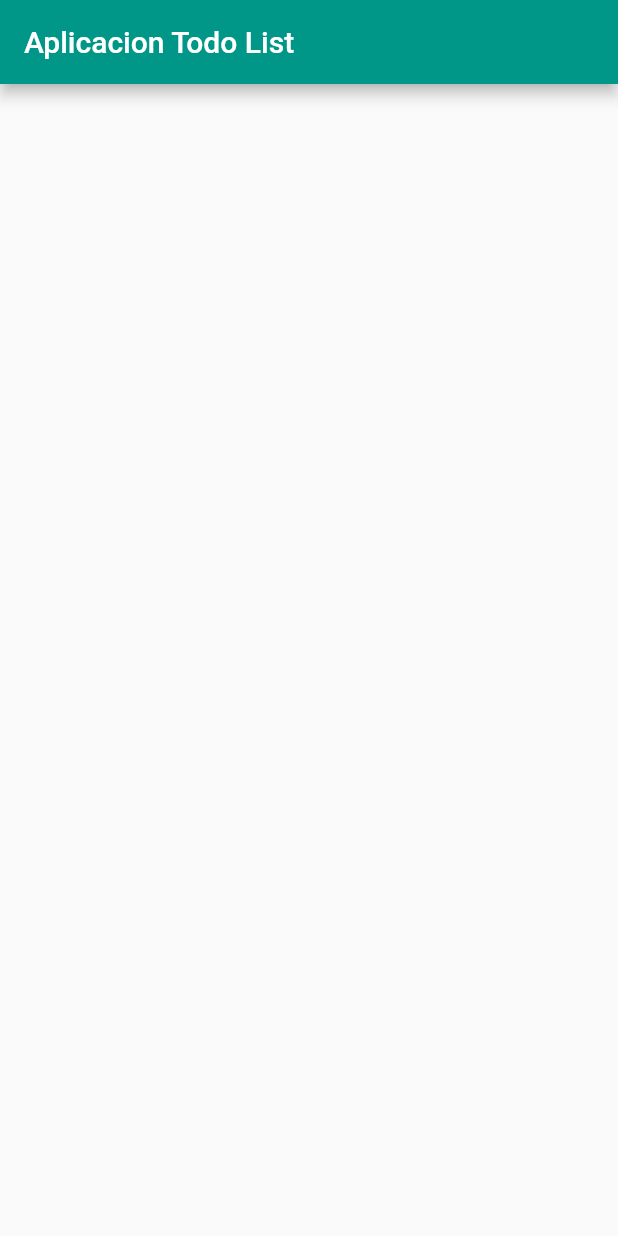
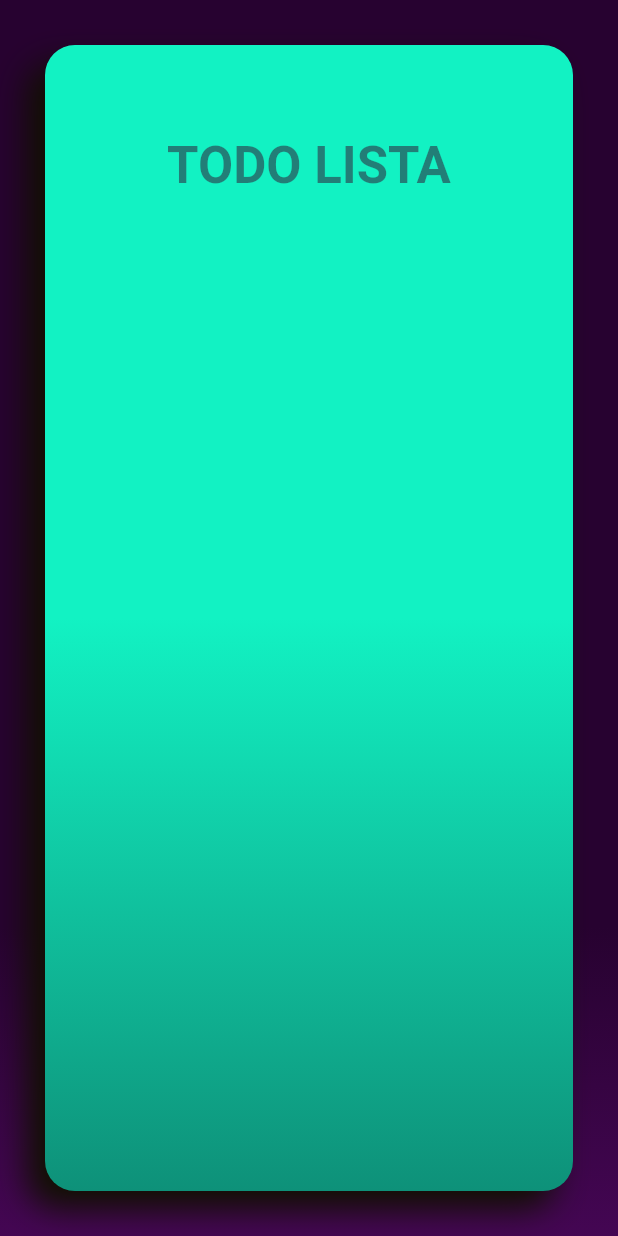
Before and after one commit to jhonel900/Aplicaci-nTodoList, a Flutter app: the screen it shows after launch, on a phone screen of 412 x 824 dp. Run offline on Flutter 3.47's test engine with Material 2 defaults, Android fonts, the phone set to English and light mode, and no system bars.

Commit message:
añadido fondo De Sesion

```diff
--- /dev/null
+++ b/lib/FondoPantalla.dart
@@ -0,0 +1,23 @@
+import 'package:flutter/widgets.dart';
+import 'package:todolist/InicioSesion.dart';
+
+class Fondo_Pantalla extends StatelessWidget {
+  @override
+  Widget build(BuildContext context) {
+    // TODO: implement build
+    return Container(
+        height: MediaQuery.of(context).size.height,
+        alignment: Alignment.topCenter,
+        decoration: const BoxDecoration(
+          gradient: const LinearGradient(
+              begin: Alignment(0.0, 0.5),
+              end: Alignment(0.0, 1.0),
+              colors: const <Color>[
+                Color.fromRGBO(39, 2, 48, 1.0),
+                Color.fromRGBO(68, 6, 83, 1.0)
+              ],
+              tileMode: TileMode.clamp),
+        ),
+        child: Inicio_Sesion());
+  }
+}
--- /dev/null
+++ b/lib/Formulario.dart
@@ -0,0 +1,32 @@
+import 'package:flutter/widgets.dart';
+
+class Formulario extends StatefulWidget {
+  @override
+  _Formulario createState() => _Formulario();
+}
+
+class _Formulario extends State<Formulario> {
+  @override
+  Widget build(BuildContext context) {
+    // TODO: implement build
+    return Column(
+      children: [
+        SizedBox(
+          height: 40,
+        ),
+        Row(
+          mainAxisAlignment: MainAxisAlignment.center,
+          children: [
+            Text(
+              'TODO LISTA',
+              style: TextStyle(
+                  fontSize: 34,
+                  fontWeight: FontWeight.bold,
+                  color: Color.fromRGBO(50, 10, 43, 0.5)),
+            ),
+          ],
+        )
+      ],
+    );
+  }
+}
--- /dev/null
+++ b/lib/InicioSesion.dart
@@ -0,0 +1,70 @@
+import 'dart:io';
+
+import 'package:flutter/material.dart';
+import 'package:flutter/widgets.dart';
+import 'package:todolist/Formulario.dart';
+
+class Inicio_Sesion extends StatelessWidget {
+  @override
+  Widget build(BuildContext context) {
+    // TODO: implement build
+    return SafeArea(
+        child: Container(
+            alignment: Alignment.centerLeft,
+            margin: EdgeInsets.all(30),
+            padding: EdgeInsets.all(20),
+            decoration: new BoxDecoration(
+                borderRadius: BorderRadius.circular(20),
+                gradient: new LinearGradient(colors: [
+                  Color.fromRGBO(18, 242, 195, 1.0),
+                  Color.fromRGBO(14, 145, 121, 1.0),
+                ], begin: Alignment(0.0, 0.0), end: Alignment(0.0, 1.0)),
+                boxShadow: [
+                  BoxShadow(
+                      color: Color(0xFF101000),
+                      offset: Offset(-12, 12),
+                      blurRadius: 18)
+                ]),
+            width: 600,
+            height: double.infinity,
+            child: Formulario()));
+
+/*
+    return SafeArea(
+        child: Container(
+      margin: EdgeInsets.all(30),
+      height: 160,
+      decoration: BoxDecoration(
+        borderRadius: BorderRadius.circular(20),
+        gradient: new LinearGradient(
+          colors: [
+            Color(0xFFFF422C),
+            Color(0xFFFF9003),
+          ],
+          begin: Alignment.centerLeft,
+          end: Alignment.centerRight,
+          stops: [0.25, 0.90],
+        ),
+        boxShadow: [
+          BoxShadow(
+            color: Color(0xFF101012),
+            offset: Offset(-12, 12),
+            blurRadius: 8,
+          ),
+        ],
+      ),
+      alignment: Alignment.centerLeft, //to align its child
+      padding: EdgeInsets.all(20),
+      child: Text(
+        'Challenge',
+        style: TextStyle(
+          fontSize: 46,
+          color: Colors.white,
+          fontWeight: FontWeight.w200,
+          fontStyle: FontStyle.italic,
+        ),
+      ),
+    ));
+*/
+  }
+}
--- a/lib/main.dart
+++ b/lib/main.dart
@@ -1,4 +1,5 @@
 import 'package:flutter/material.dart';
+import 'FondoPantalla.dart';
 
 void main() {
   runApp(MyApp());
@@ -8,10 +9,9 @@ class MyApp extends StatelessWidget {
   @override
   Widget build(BuildContext context) {
     return MaterialApp(
-      title: 'aplicacion Todo List',
-      theme: ThemeData(primarySwatch: Colors.teal),
-      home: Lamina(),
-    );
+        title: 'aplicacion Todo List',
+        theme: ThemeData(primarySwatch: Colors.red),
+        home: Lamina());
   }
 }
 
@@ -25,9 +25,7 @@ class Estado extends State<Lamina> {
   Widget build(BuildContext context) {
     // TODO: implement build
     return Scaffold(
-      appBar: AppBar(
-        title: Text('Aplicacion Todo List'),
-      ),
+      body: Fondo_Pantalla(),
     );
   }
 }
```
